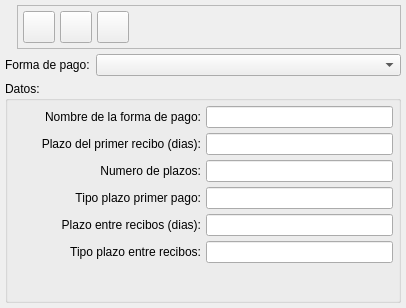
Qt form bulmages/bulmacont/src/fpagobase.ui (eboladev/Bulmages-1) before a commit.
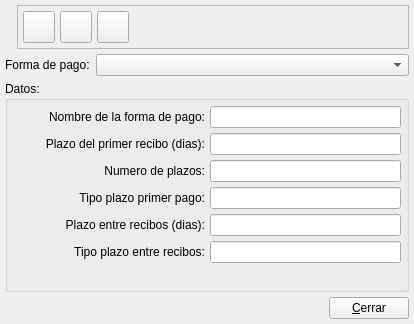
The same form after that commit. Icons and pictures are not drawn.

Diff of the .ui file:
```diff
--- a/bulmages/bulmacont/src/fpagobase.ui
+++ b/bulmages/bulmacont/src/fpagobase.ui
@@ -5,8 +5,8 @@
    <rect>
     <x>0</x>
     <y>0</y>
-    <width>406</width>
-    <height>308</height>
+    <width>414</width>
+    <height>324</height>
    </rect>
   </property>
   <property name="windowTitle" >
@@ -347,6 +347,36 @@
      </layout>
     </widget>
    </item>
+   <item>
+    <layout class="QHBoxLayout" >
+     <property name="margin" >
+      <number>0</number>
+     </property>
+     <property name="spacing" >
+      <number>6</number>
+     </property>
+     <item>
+      <spacer>
+       <property name="orientation" >
+        <enum>Qt::Horizontal</enum>
+       </property>
+       <property name="sizeHint" >
+        <size>
+         <width>40</width>
+         <height>20</height>
+        </size>
+       </property>
+      </spacer>
+     </item>
+     <item>
+      <widget class="QPushButton" name="mui_cerrar" >
+       <property name="text" >
+        <string>&amp;Cerrar</string>
+       </property>
+      </widget>
+     </item>
+    </layout>
+   </item>
   </layout>
  </widget>
  <layoutdefault spacing="6" margin="11" />
```
Left out of the diff: 19 changed lines with no effect on the pictures.
